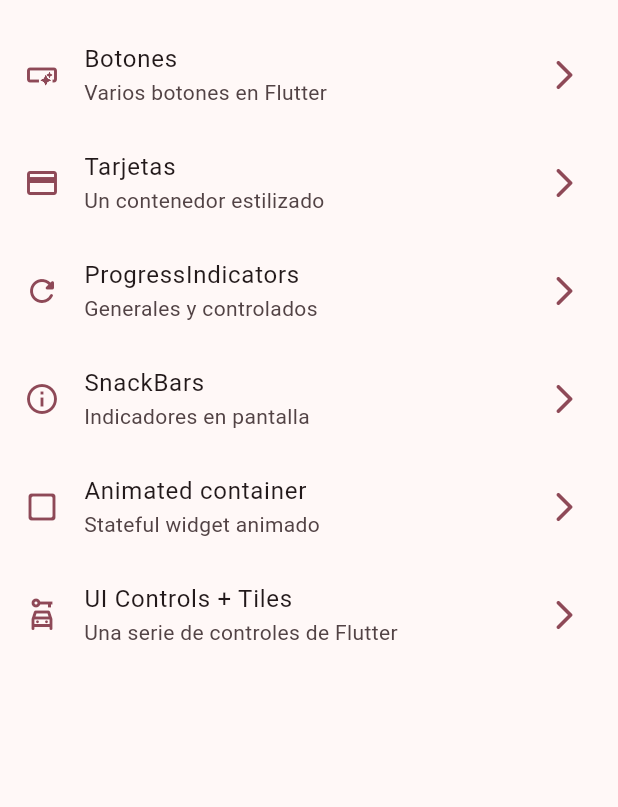
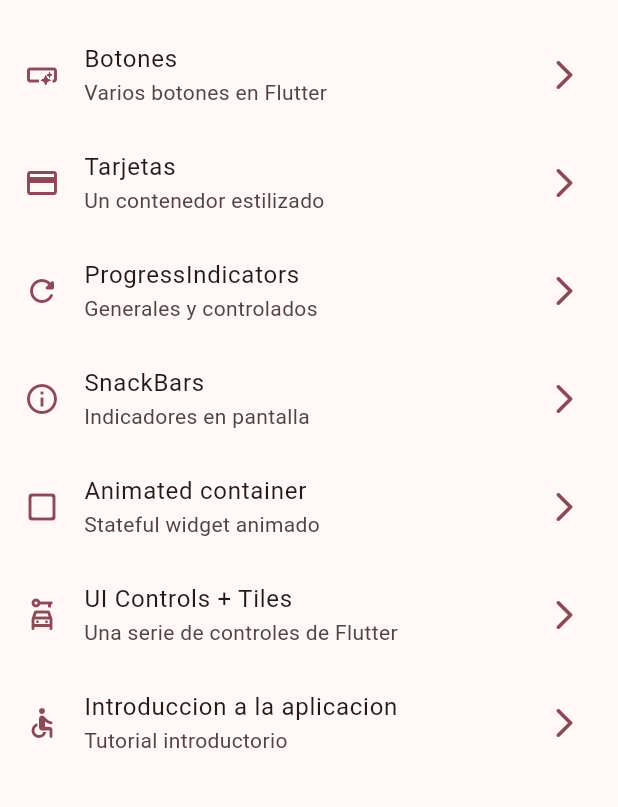
Before and after one commit to EmirMaya/widgets_app, a Flutter app: the screen it shows after launch, on a phone screen of 412 x 824 dp, the part 63-870 px from its top. Run offline on Flutter 3.47's test engine with Material 3 defaults, Android fonts, the phone set to English and light mode, and no system bars; our stand-ins replace go_router.

```diff
--- a/lib/config/menu/menu_items.dart
+++ b/lib/config/menu/menu_items.dart
@@ -44,4 +44,9 @@ const appMenuItems = <MenuItem>[
       subTitle: 'Una serie de controles de Flutter',
       link: '/ui-controls',
       icon: Icons.car_rental_outlined),
+  MenuItem(
+      title: 'Introduccion a la aplicacion',
+      subTitle: 'Tutorial introductorio',
+      link: '/tutorial',
+      icon: Icons.accessible_rounded),
 ];
--- a/lib/config/router/app_router.dart
+++ b/lib/config/router/app_router.dart
@@ -40,5 +40,10 @@ final appRouter = GoRouter(
       name: UiControlsScreen.name,
       builder: (context, state) => const UiControlsScreen(),
     ),
+    GoRoute(
+      path: '/tutorial',
+      name: AppTutotialSreen.name,
+      builder: (context, state) => const AppTutotialSreen(),
+    ),
   ],
 );
--- a/pubspec.yaml
+++ b/pubspec.yaml
@@ -18,3 +18,6 @@ dev_dependencies:
 
 flutter:
   uses-material-design: true
+
+assets:
+  - assets/images/
```
Also changed, not shown: assets/Images/1.png (added), assets/Images/2.png (added), assets/Images/3.png (added), assets/Images/jar-loading.gif (added).
